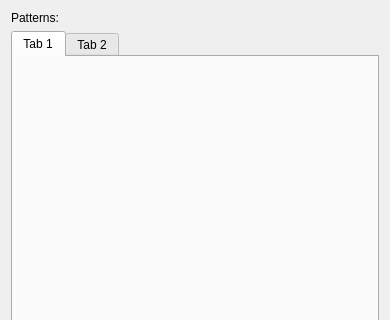
This is src/forms/math_library_editor.ui in DinoZAR/CentralAccessReader as Qt 5 draws it before an edit; both pictures show x 0 to 390 and y 0 to 320 of the 390 by 473 pixel window. The edited form follows.
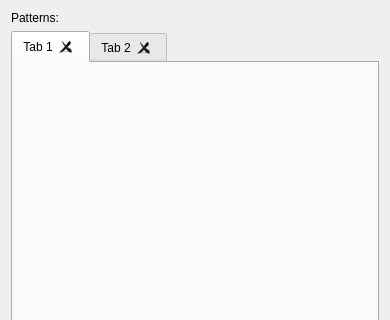
This is the edited form.

Commit message: Additions to the math library development environment. Also had to add icons for the treeview for expanding/collapsing. Will need these controls later on.

```diff
--- a/src/forms/math_library_editor.ui
+++ b/src/forms/math_library_editor.ui
@@ -26,6 +26,12 @@
      <property name="currentIndex">
       <number>0</number>
      </property>
+     <property name="tabsClosable">
+      <bool>true</bool>
+     </property>
+     <property name="movable">
+      <bool>true</bool>
+     </property>
      <widget class="QWidget" name="tab">
       <attribute name="title">
        <string>Tab 1</string>
```
Left out of the diff: 2 changed lines with no effect on the pictures. The commit also changes 14 other files.
